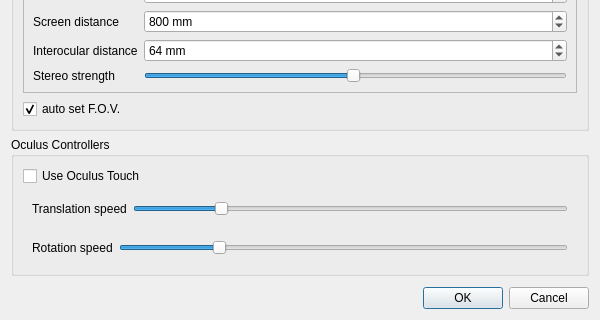
First picture: the form in common/ui_templates/stereoModeDlg.ui, repository hvs-ait/CloudCompare, before the edit; both pictures show x 0 to 600 and y 280 to 600 of the 600 by 600 pixel window.
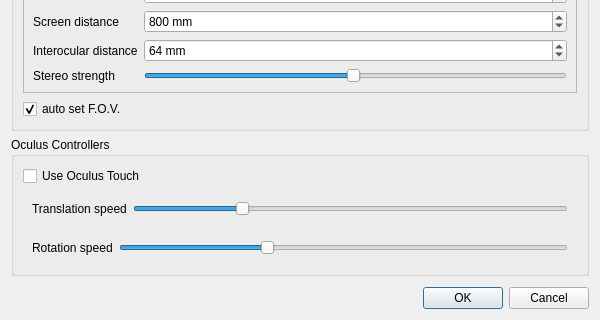
Second picture: the form after the edit. Icons and pictures are not drawn.

Commit message:
Adapted ccOculusTouch class to match the CC coding-styleguide
Some small refactorings and readability improvements

The edit to the form file:
```diff
--- a/common/ui_templates/stereoModeDlg.ui
+++ b/common/ui_templates/stereoModeDlg.ui
@@ -282,7 +282,7 @@
             <number>100</number>
            </property>
            <property name="value">
-            <number>20</number>
+            <number>25</number>
            </property>
            <property name="orientation">
             <enum>Qt::Horizontal</enum>
@@ -311,7 +311,7 @@
             <number>90</number>
            </property>
            <property name="value">
-            <number>20</number>
+            <number>30</number>
            </property>
            <property name="orientation">
             <enum>Qt::Horizontal</enum>
```
The commit also changes 2 other files.
